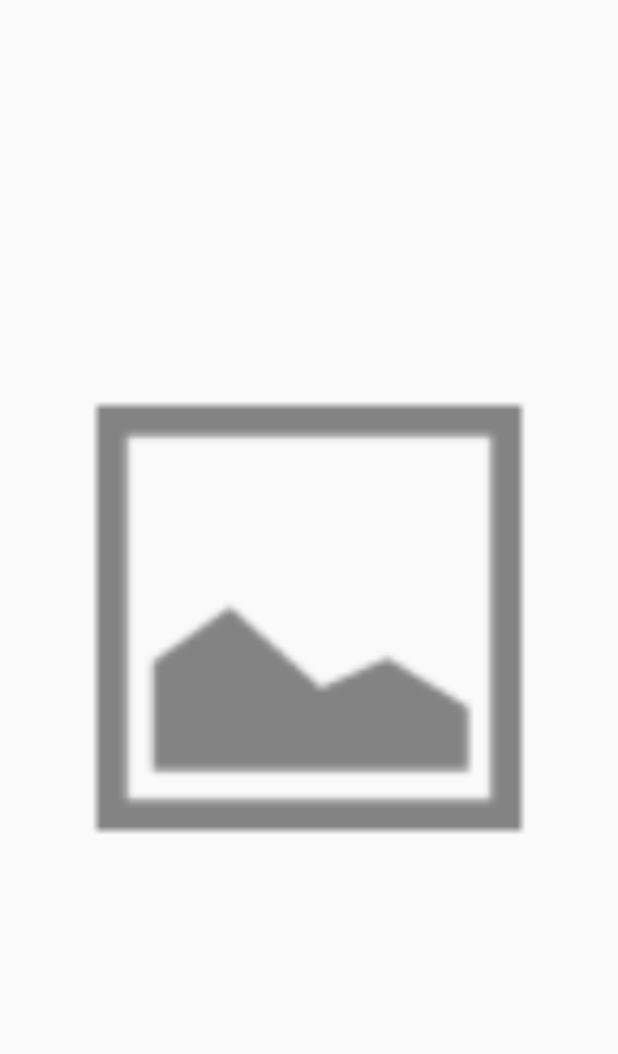
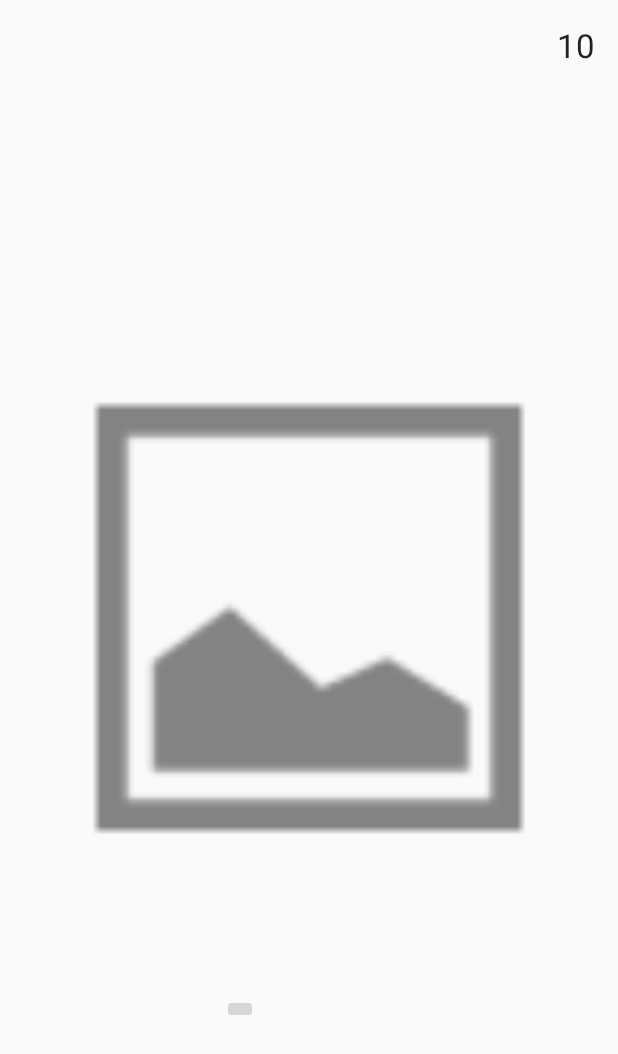
Before and after one commit to VincentNarbot/Suppression, an Android app: the layout activity_view_image.xml on its own in the app's theme, with its tools: preview values and no code run, on a phone screen of 412 x 824 dp. Shown: the top 1054 px of the screen. Run offline under Robolectric (Android 15) with nearby library versions, the phone set to English and light mode, and no system bars.

```diff
--- a/app/src/main/java/io/takeflight/suppression/ViewImageActivity.java
+++ b/app/src/main/java/io/takeflight/suppression/ViewImageActivity.java
@@ -1,16 +1,27 @@
 package io.takeflight.suppression;
 
 import android.net.Uri;
+import android.os.Bundle;
+import android.os.Handler;
 import android.support.v7.app.ActionBarActivity;
-import android.os.Bundle;
-import android.view.Menu;
-import android.view.MenuItem;
+import android.util.Log;
 import android.widget.ImageView;
+import android.widget.TextView;
 
 import com.squareup.picasso.Picasso;
 
+import java.util.Timer;
+import java.util.TimerTask;
+
 
 public class ViewImageActivity extends ActionBarActivity {
+
+    public static final String TAG = "ViewImageActivity";
+
+    protected int mCountDown = 10;
+    TextView countDown;
+    final Handler mHandler = new Handler();
+    Timer mTimer;
 
     @Override
     protected void onCreate(Bundle savedInstanceState) {
@@ -18,9 +29,43 @@ public class ViewImageActivity extends ActionBarActivity {
         setContentView(R.layout.activity_view_image);
 
         ImageView imageView = (ImageView) findViewById(R.id.imageView);
+        countDown = (TextView) findViewById(R.id.countDown);
 
         Uri imageUri = getIntent().getData();
 
         Picasso.with(this).load(imageUri.toString()).placeholder(R.drawable.ic_action_picture).error(R.drawable.ic_action_picture).into(imageView);
+
+        mTimer = new Timer();
+        mTimer.schedule(new TimerTask() {
+            @Override
+            public void run() {
+                cancelTimer();
+                finish();
+            }
+        }, 10*1000);
+
+        //Update count down every second
+        mTimer.schedule(new TimerTask() {
+            @Override
+            public void run() {
+                UpdateGUI();
+            }
+        }, 0, 1000);
+    }
+
+    private void UpdateGUI() {
+        mCountDown--;
+        Log.d(TAG, String.valueOf(mCountDown));
+        mHandler.post(myRunnable);
+    }
+
+    final Runnable myRunnable = new Runnable() {
+        public void run() {
+            countDown.setText(String.valueOf(mCountDown));
+        }
+    };
+
+    public void cancelTimer(){
+        mTimer.cancel();
     }
 }
--- a/app/src/main/res/layout/activity_view_image.xml
+++ b/app/src/main/res/layout/activity_view_image.xml
@@ -12,4 +12,27 @@
         android:layout_alignParentTop="true"
         android:layout_alignParentLeft="true"
         android:layout_alignParentStart="true" />
+
+    <TextView
+        android:layout_width="wrap_content"
+        android:layout_height="wrap_content"
+        android:textAppearance="?android:attr/textAppearanceLarge"
+        android:text="@string/count_down_message"
+        android:layout_marginTop="@dimen/count_down_margin"
+        android:layout_marginRight="@dimen/count_down_margin"
+        android:id="@+id/countDown"
+        android:layout_alignParentTop="true"
+        android:layout_alignParentRight="true"
+        android:layout_alignParentEnd="true" />
+
+    <ImageButton
+        android:layout_width="wrap_content"
+        android:layout_height="wrap_content"
+        android:id="@+id/imageButton"
+        android:layout_alignParentBottom="true"
+        android:layout_alignParentLeft="true"
+        android:layout_alignParentStart="true"
+        android:layout_marginLeft="148dp"
+        android:layout_marginStart="148dp"
+        android:layout_marginBottom="141dp" />
 </RelativeLayout>
--- a/app/src/main/res/values/dimens.xml
+++ b/app/src/main/res/values/dimens.xml
@@ -6,4 +6,5 @@
     <dimen name="message_icon_size">30dp</dimen>
     <dimen name="message_margin_top">10dp</dimen>
     <dimen name="message_margin_bottom">10dp</dimen>
+    <dimen name="count_down_margin">15dp</dimen>
 </resources>
--- a/app/src/main/res/values/strings.xml
+++ b/app/src/main/res/values/strings.xml
@@ -47,5 +47,6 @@
     <string name="message_sent">Message sent</string>
     <string name="error_sending_message">Error sending this message. Please try again</string>
     <string name="title_activity_view_image">Image</string>
+    <string name="count_down_message">10</string>
 
 </resources>
```
Also changed, not shown: app/src/main/java/io/takeflight/suppression/InboxFragment.java (+19 -0 lines), app/src/main/java/io/takeflight/suppression/MainActivity.java (+18 -24 lines).
